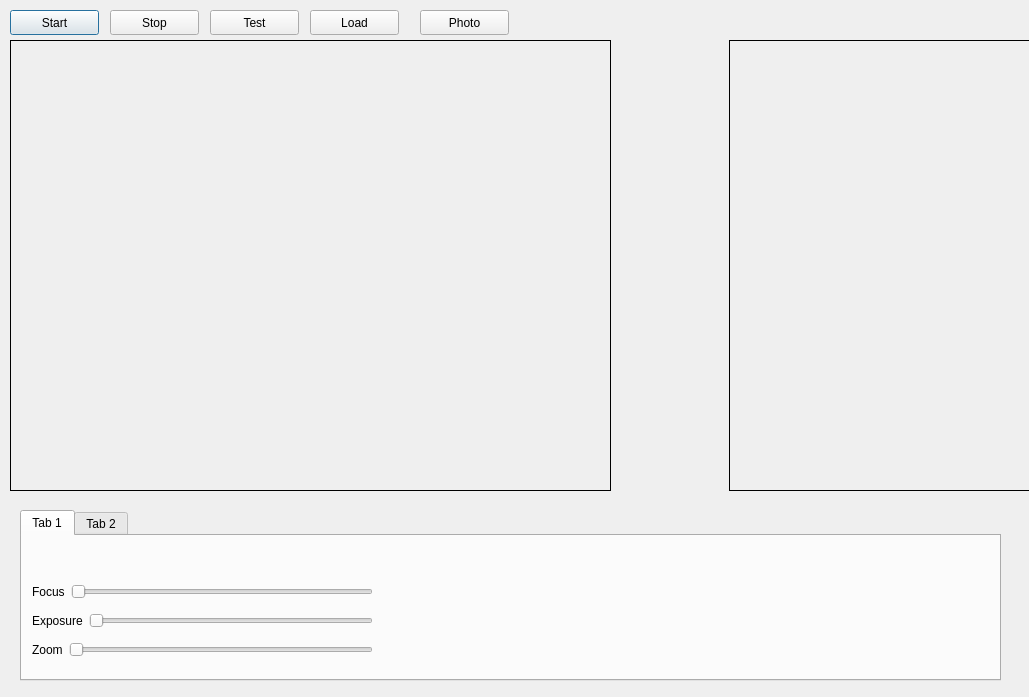
This is OpenCV2.ui in markctm/Vision_Inspection as Qt 5 draws it before an edit. The edited form follows.
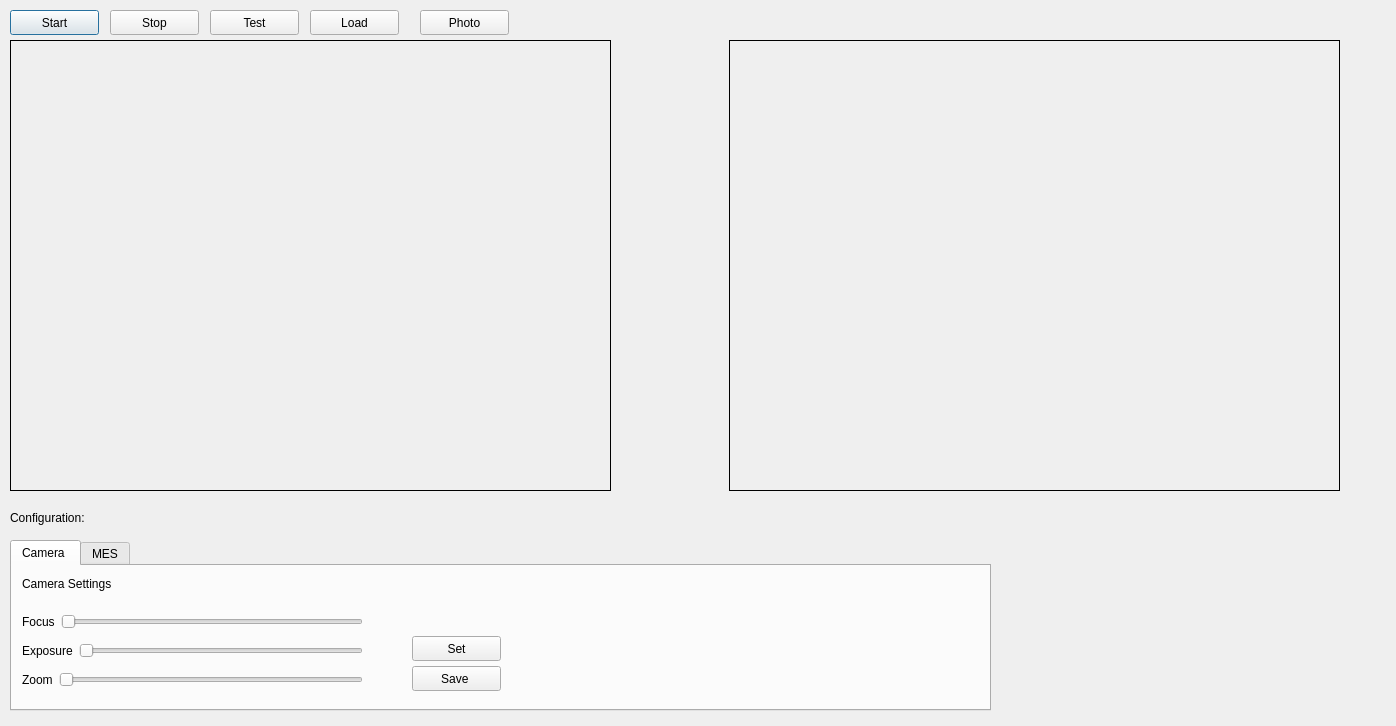
This is the edited form.

The edit to the form file:
```diff
--- a/OpenCV2.ui
+++ b/OpenCV2.ui
@@ -6,8 +6,8 @@
    <rect>
     <x>0</x>
     <y>0</y>
-    <width>1029</width>
-    <height>697</height>
+    <width>1396</width>
+    <height>726</height>
    </rect>
   </property>
   <property name="windowTitle">
@@ -113,8 +113,8 @@
   <widget class="QTabWidget" name="tabWidget">
    <property name="geometry">
     <rect>
-     <x>20</x>
-     <y>510</y>
+     <x>10</x>
+     <y>540</y>
      <width>981</width>
      <height>171</height>
     </rect>
@@ -124,7 +124,7 @@
    </property>
    <widget class="QWidget" name="tab">
     <attribute name="title">
-     <string>Tab 1</string>
+     <string>Camera </string>
     </attribute>
     <widget class="QWidget" name="layoutWidget">
      <property name="geometry">
@@ -201,13 +201,65 @@
       </item>
      </layout>
     </widget>
+    <widget class="QPushButton" name="load_button_2">
+     <property name="geometry">
+      <rect>
+       <x>400</x>
+       <y>70</y>
+       <width>89</width>
+       <height>25</height>
+      </rect>
+     </property>
+     <property name="text">
+      <string>Set</string>
+     </property>
+    </widget>
+    <widget class="QLabel" name="label_4">
+     <property name="geometry">
+      <rect>
+       <x>10</x>
+       <y>10</y>
+       <width>151</width>
+       <height>16</height>
+      </rect>
+     </property>
+     <property name="text">
+      <string>Camera Settings</string>
+     </property>
+    </widget>
+    <widget class="QPushButton" name="load_button_3">
+     <property name="geometry">
+      <rect>
+       <x>400</x>
+       <y>100</y>
+       <width>89</width>
+       <height>25</height>
+      </rect>
+     </property>
+     <property name="text">
+      <string>Save </string>
+     </property>
+    </widget>
    </widget>
    <widget class="QWidget" name="tab_2">
     <attribute name="title">
-     <string>Tab 2</string>
+     <string>MES</string>
     </attribute>
    </widget>
   </widget>
+  <widget class="QLabel" name="label_6">
+   <property name="geometry">
+    <rect>
+     <x>10</x>
+     <y>510</y>
+     <width>151</width>
+     <height>16</height>
+    </rect>
+   </property>
+   <property name="text">
+    <string>Configuration:</string>
+   </property>
+  </widget>
   <zorder>take_pic</zorder>
   <zorder>start_button</zorder>
   <zorder>stop_button</zorder>
```
Left out of the diff: 18 changed lines with no effect on the pictures.
